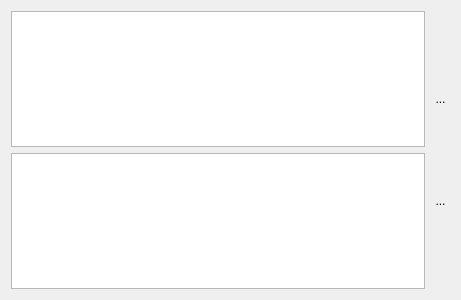
Above: stucturasystems/ui/MarkdownElement.ui from Protestator-Research/StructuraSystems before the change. Below: the same form after it.
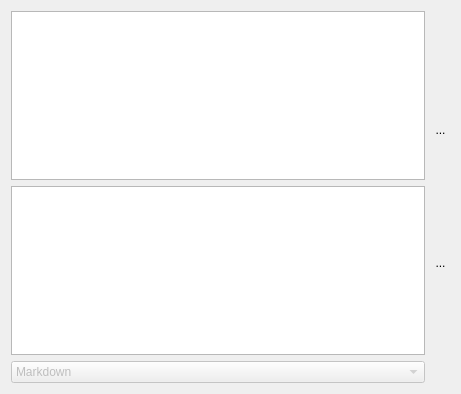
That is the form after the change.

Diff of the .ui file:
```diff
--- a/stucturasystems/ui/MarkdownElement.ui
+++ b/stucturasystems/ui/MarkdownElement.ui
@@ -7,9 +7,15 @@
     <x>0</x>
     <y>0</y>
     <width>461</width>
-    <height>300</height>
+    <height>394</height>
    </rect>
   </property>
+  <property name="sizePolicy">
+   <sizepolicy hsizetype="Preferred" vsizetype="MinimumExpanding">
+    <horstretch>0</horstretch>
+    <verstretch>0</verstretch>
+   </sizepolicy>
+  </property>
   <property name="windowTitle">
    <string>Form</string>
   </property>
@@ -37,12 +43,51 @@
      </item>
      <item>
       <widget class="QTextEdit" name="TextEditor">
+       <property name="sizePolicy">
+        <sizepolicy hsizetype="Expanding" vsizetype="Expanding">
+         <horstretch>0</horstretch>
+         <verstretch>0</verstretch>
+        </sizepolicy>
+       </property>
        <property name="contextMenuPolicy">
         <enum>Qt::ContextMenuPolicy::CustomContextMenu</enum>
        </property>
        <property name="sizeAdjustPolicy">
         <enum>QAbstractScrollArea::SizeAdjustPolicy::AdjustToContents</enum>
        </property>
+       <property name="readOnly">
+        <bool>false</bool>
+       </property>
+      </widget>
+     </item>
+     <item>
+      <widget class="QComboBox" name="LanguageCombobox">
+       <property name="enabled">
+        <bool>false</bool>
+       </property>
+       <property name="editable">
+        <bool>false</bool>
+       </property>
+       <item>
+        <property name="text">
+         <string>Markdown</string>
+        </property>
+       </item>
+       <item>
+        <property name="text">
+         <string>YaML</string>
+        </property>
+       </item>
+       <item>
+        <property name="text">
+         <string>SysMLv2</string>
+        </property>
+       </item>
+       <item>
+        <property name="text">
+         <string>KerML</string>
+        </property>
+       </item>
       </widget>
      </item>
     </layout>
```
Left out of the diff: 6 changed lines with no effect on the pictures.
